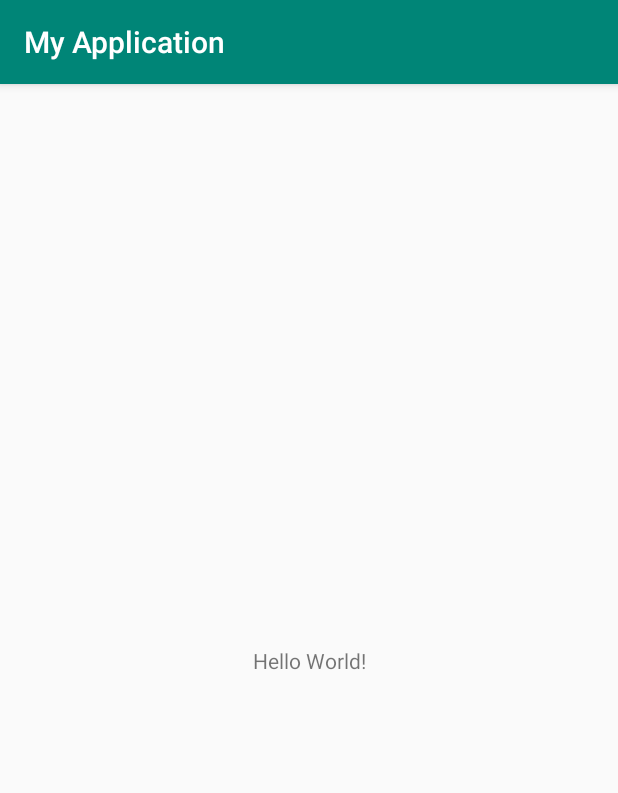
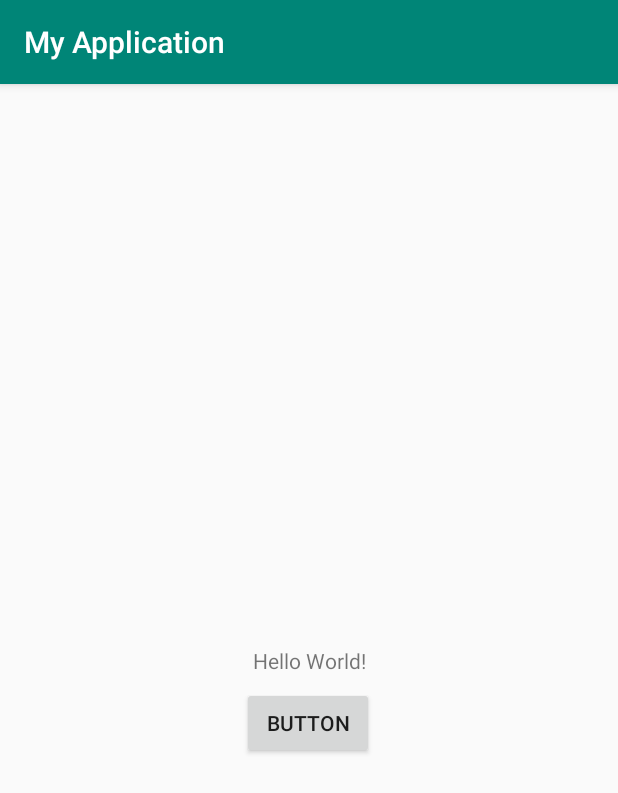
Before and after one commit to alexandersimolaIT/steamed_hams, an Android app: the screen it shows after launch (MainActivity), on a phone screen of 412 x 824 dp. Shown: the top 793 px of the screen. Run offline under Robolectric (Android 15) with nearby library versions, the phone set to English and light mode, and no system bars.

Commit message:
Attempt 1

```diff
--- a/app/build.gradle
+++ b/app/build.gradle
@@ -16,6 +16,9 @@ android {
             proguardFiles getDefaultProguardFile('proguard-android-optimize.txt'), 'proguard-rules.pro'
         }
     }
+    lintOptions {
+        abortOnError false // build will not fail if there is a lint error in the project
+    }
 }
 
 dependencies {
--- a/app/src/main/res/layout/activity_main.xml
+++ b/app/src/main/res/layout/activity_main.xml
@@ -7,6 +7,7 @@
     tools:context=".MainActivity">
 
     <TextView
+        android:id="@+id/textView"
         android:layout_width="wrap_content"
         android:layout_height="wrap_content"
         android:text="Hello World!"
@@ -15,4 +16,17 @@
         app:layout_constraintRight_toRightOf="parent"
         app:layout_constraintTop_toTopOf="parent" />
 
+    <Button
+        android:id="@+id/button"
+        android:layout_width="wrap_content"
+        android:layout_height="wrap_content"
+        android:layout_marginStart="8dp"
+        android:layout_marginTop="8dp"
+        android:layout_marginEnd="8dp"
+        android:text="Button"
+        app:layout_constraintEnd_toEndOf="parent"
+        app:layout_constraintHorizontal_bias="0.498"
+        app:layout_constraintStart_toStartOf="parent"
+        app:layout_constraintTop_toBottomOf="@+id/textView" />
+
 </androidx.constraintlayout.widget.ConstraintLayout>
```
Also changed, not shown: 1 other file.
